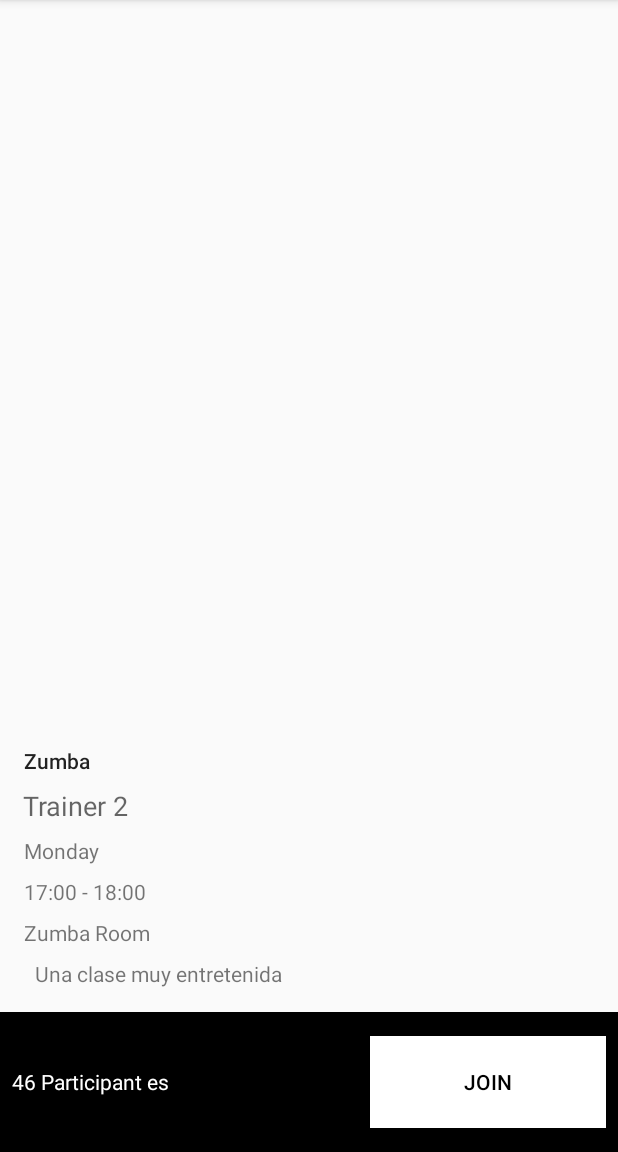
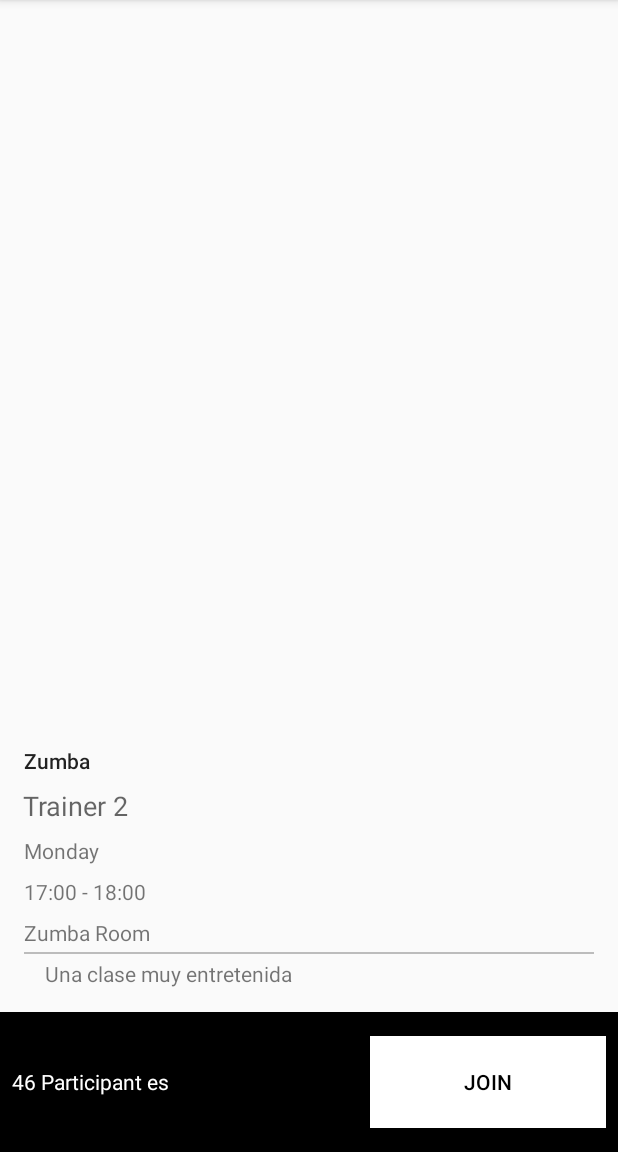
Before and after one commit to pmdmo2019-20/ev1-baldogym-PabloRomeroMontero, an Android app: the TrainingSessionActivity screen opened directly, with no data from a screen before it, after a tap on "JOIN", on a phone screen of 412 x 824 dp, the part 84-1236 px from its top. Run offline under Robolectric (Android 15) with nearby library versions, the phone set to English and light mode, and no system bars; 12 statements that could not run were skipped.

Commit message:
Todo Terminado, codigo un poco mas optimizado y layouts un poco mejorados

```diff
--- a/app/src/main/java/es/iessaladillo/pedrojoya/baldogym/ui/trainingsession/TrainingSessionActivity.kt
+++ b/app/src/main/java/es/iessaladillo/pedrojoya/baldogym/ui/trainingsession/TrainingSessionActivity.kt
@@ -51,8 +51,7 @@ class TrainingSessionActivity : AppCompatActivity() {
             btn_Activity.setBackgroundColor(Color.parseColor("#FFFFFF"))
 
         }
-
-
+        setActivityResult(false)
         btn_Activity.setOnClickListener { changeTraining(id) }
     }
 
@@ -62,7 +61,6 @@ class TrainingSessionActivity : AppCompatActivity() {
             viewModelActivity.trainingSession.userJoined
         )
         viewModelActivity.getTrainingToRepository(id)
-        setActivityResult(viewModelActivity.cambiado)
         setupViews()
     }
 
--- a/app/src/main/res/layout/training_session_activity.xml
+++ b/app/src/main/res/layout/training_session_activity.xml
@@ -88,8 +88,8 @@
         android:id="@+id/lblDescripcion"
         android:layout_width="wrap_content"
         android:layout_height="wrap_content"
-        android:layout_marginStart="8dp"
-        android:layout_marginEnd="8dp"
+        android:layout_marginStart="16dp"
+        android:layout_marginEnd="16dp"
         android:layout_marginBottom="16dp"
         android:text="@string/descripcion_Prueba"
         app:layout_constraintBottom_toTopOf="@+id/linearLayout_actividad"
@@ -127,4 +127,16 @@
             android:text="@string/schedule_item_join" />
     </LinearLayout>
 
+    <TextView
+        android:id="@+id/lblBarra"
+        style="@style/grey_bar"
+        android:layout_width="0dp"
+        android:layout_height="1dp"
+        android:layout_marginStart="16dp"
+        android:layout_marginEnd="16dp"
+        app:layout_constraintBottom_toTopOf="@+id/lblDescripcion"
+        app:layout_constraintEnd_toEndOf="parent"
+        app:layout_constraintStart_toStartOf="parent"
+        app:layout_constraintTop_toBottomOf="@+id/lblRoom" />
+
 </androidx.constraintlayout.widget.ConstraintLayout>
--- a/app/src/main/res/values/styles.xml
+++ b/app/src/main/res/values/styles.xml
@@ -27,4 +27,9 @@
         <item name="android:textColor">@color/primary</item>
     </style>
 
+    <style name="grey_bar">
+        <item name="android:gravity">center</item>
+        <item name="android:background">@color/darkGrey</item>
+    </style>
+
 </resources>
```
